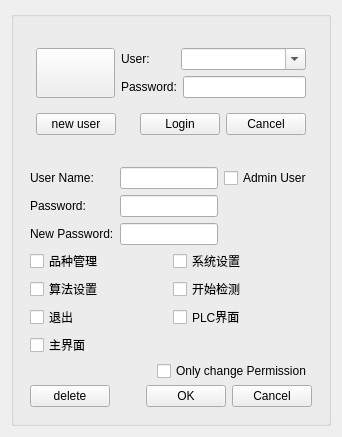
Above: userwidget.ui from wwlzq5/uPdataGlassdetect before the change. Below: the same form after it.
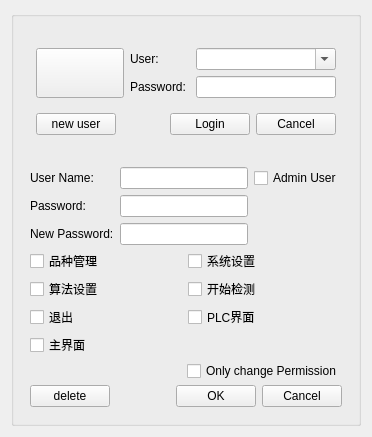
That is the form after the change.

Diff of the .ui file:
```diff
--- a/userwidget.ui
+++ b/userwidget.ui
@@ -6,7 +6,7 @@
    <rect>
     <x>0</x>
     <y>0</y>
-    <width>342</width>
+    <width>372</width>
     <height>437</height>
    </rect>
   </property>
```
Left out of the diff: 11 changed lines with no effect on the pictures.
